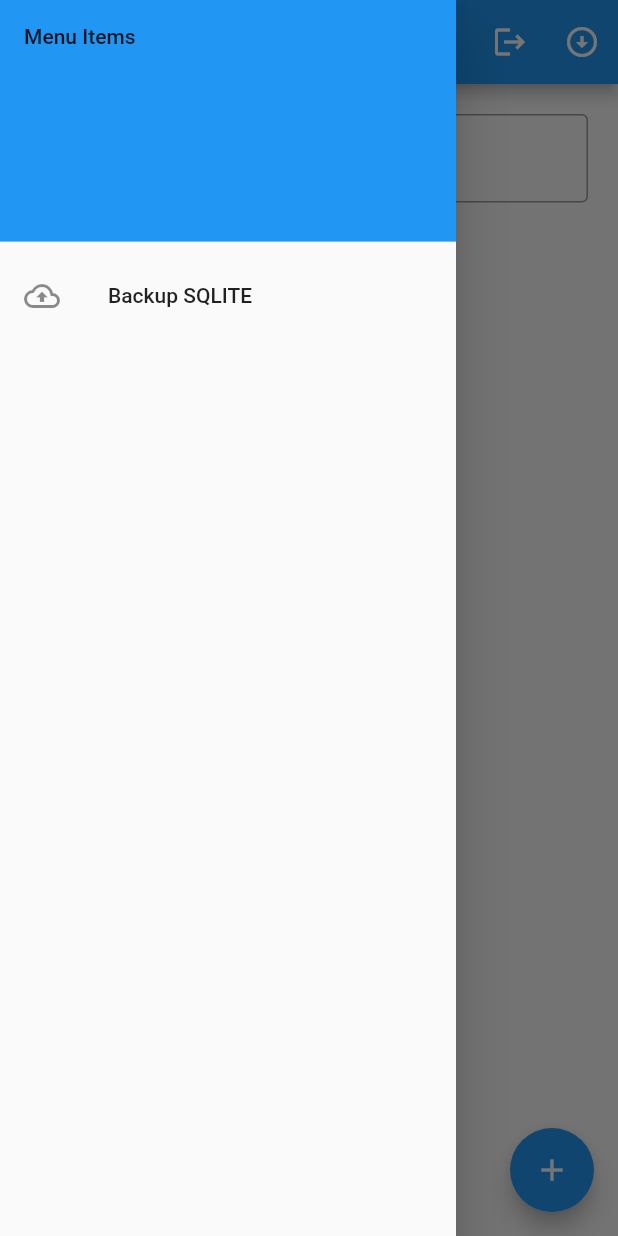
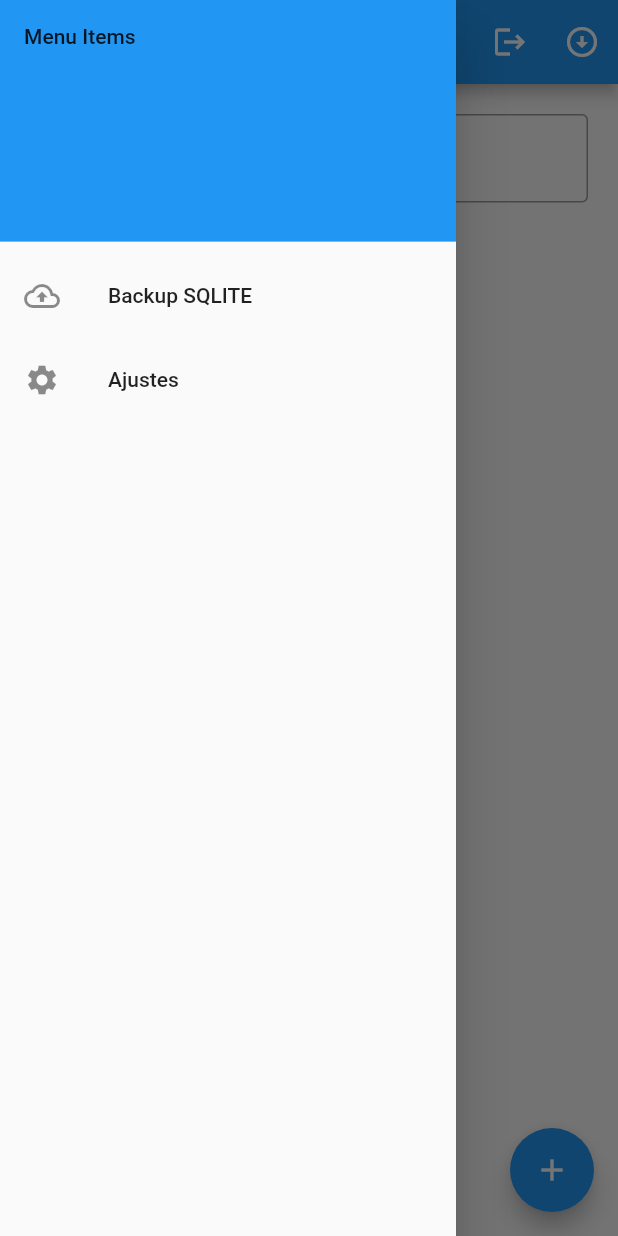
Before and after one commit to MarcoGuerreroP/examenwebmaps, a Flutter app: the FormPage screen opened by its route, with the side drawer open, on a phone screen of 412 x 824 dp. Run offline on Flutter 3.47's test engine with Material 2 defaults, Android fonts, the phone set to English and light mode, and no system bars; our stand-ins replace sqflite; accounts and stored records are empty.

```diff
--- a/examen/lib/ui/pages/form_page.dart
+++ b/examen/lib/ui/pages/form_page.dart
@@ -170,6 +170,14 @@ class _FormPageState extends State<FormPage> {
               // ...
             },
           ),
+          ListTile(
+            leading: Icon(Icons.settings),
+            title: const Text('Ajustes'),
+            onTap: () {
+              // Update the state of the app.
+              // ...
+            },
+          ),
         ],
       ),
     );
```
